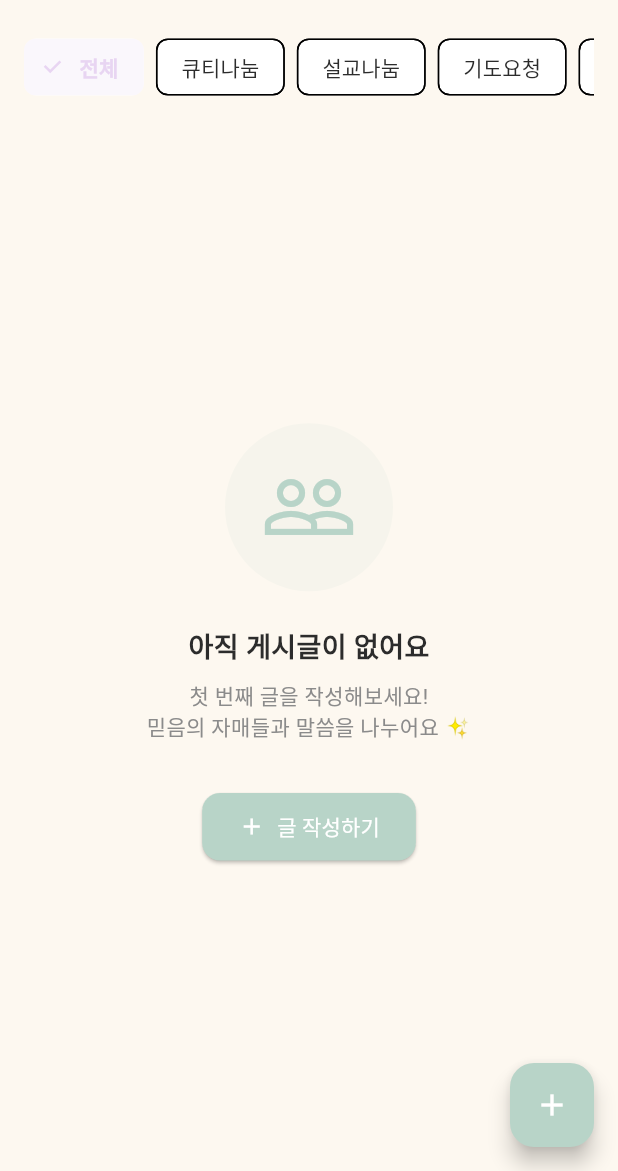
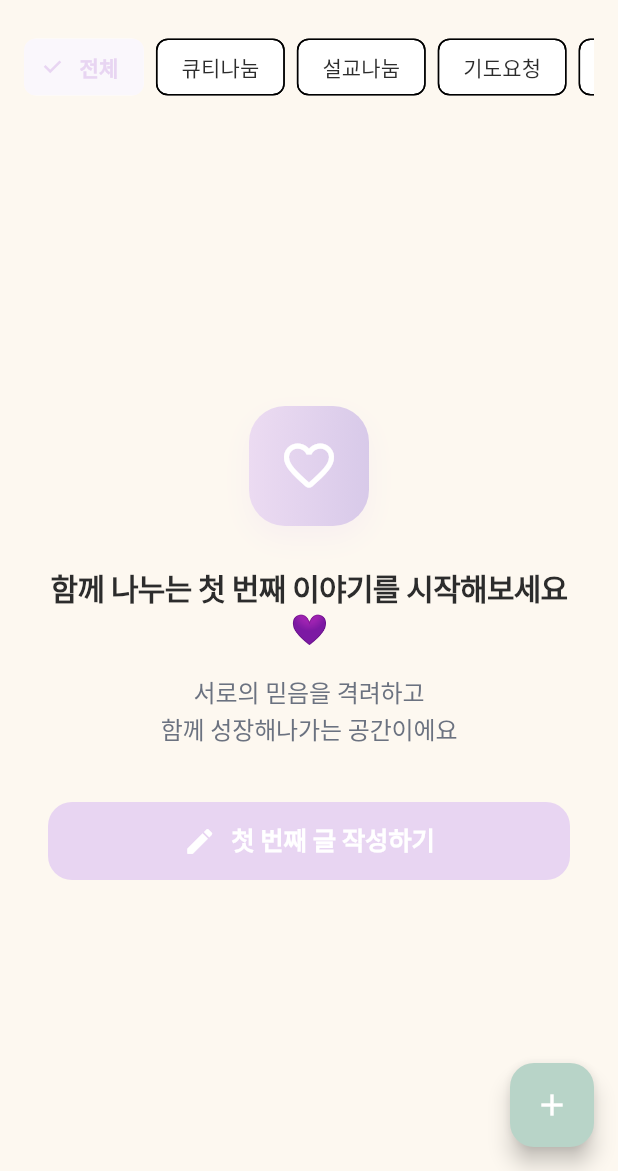
Before and after one commit to yeonghun00/apps, a Flutter app: the CommunityScreen screen opened directly, on a phone screen of 412 x 824 dp, the part 65-1236 px from its top. Run offline on Flutter 3.47's test engine with Material 3 defaults, Android fonts, the phone set to English and light mode, and no system bars; our stand-ins replace cloud_firestore, confetti, firebase_auth, firebase_core, flutter_animate, google_sign_in and 3 more; accounts and stored records are empty; statements that could not run were skipped.

```diff
--- a/grace_notes/lib/screens/community_screen.dart
+++ b/grace_notes/lib/screens/community_screen.dart
@@ -437,55 +437,115 @@ class _CommunityScreenState extends State<CommunityScreen> {
   Widget _buildEmptyState() {
     final categoryName = _getCategoryDisplayName(_selectedCategory);
     return Center(
+      child: Padding(
+        padding: const EdgeInsets.all(32.0),
         child: Column(
           mainAxisAlignment: MainAxisAlignment.center,
           children: [
             Container(
-            padding: const EdgeInsets.all(24),
+              width: 80,
+              height: 80,
               decoration: BoxDecoration(
-              color: AppTheme.mint.withOpacity(0.1),
-              shape: BoxShape.circle,
+                gradient: LinearGradient(
+                  colors: [
+                    AppTheme.primaryPurple.withOpacity(0.8),
+                    AppTheme.lavender.withOpacity(0.9),
+                  ],
+                ),
+                borderRadius: BorderRadius.circular(24),
+                boxShadow: [
+                  BoxShadow(
+                    color: AppTheme.primaryPurple.withOpacity(0.25),
+                    blurRadius: 16,
+                    offset: const Offset(0, 8),
+                  ),
+                ],
               ),
               child: const Icon(
-              Icons.people_outline,
-              size: 64,
-              color: AppTheme.mint,
-            ),
-          ),
-          const SizedBox(height: 24),
+                Icons.favorite_border_rounded,
+                size: 40,
+                color: Colors.white,
+              ),
+            ),
+            const SizedBox(height: 28),
             Text(
               _selectedCategory == null
-                ? '아직 게시글이 없어요'
-                : '$categoryName 게시글이 없어요',
-            style: const TextStyle(
-              fontSize: 18,
-              fontWeight: FontWeight.w600,
+                  ? '함께 나누는 첫 번째 이야기를 시작해보세요 💜'
+                  : '$categoryName에서 첫 번째 이야기를 나눠보세요',
+              textAlign: TextAlign.center,
+              style: const TextStyle(
+                fontSize: 20,
+                fontWeight: FontWeight.w700,
                 color: AppTheme.textDark,
-            ),
-          ),
-          const SizedBox(height: 8),
-          const Text(
-            '첫 번째 글을 작성해보세요!\n믿음의 자매들과 말씀을 나누어요 ✨',
+                letterSpacing: -0.5,
+                height: 1.3,
+              ),
+            ),
+            const SizedBox(height: 16),
+            Text(
+              _getEmptyStateMessage(),
               textAlign: TextAlign.center,
-            style: TextStyle(
-              fontSize: 14,
-              color: AppTheme.softGray,
-            ),
-          ),
-          const SizedBox(height: 32),
-          ElevatedButton.icon(
+              style: const TextStyle(
+                fontSize: 16,
+                color: Color(0xFF6B7280),
+                height: 1.5,
+                fontWeight: FontWeight.w500,
+                letterSpacing: -0.1,
+              ),
+            ),
+            const SizedBox(height: 36),
+            Container(
+              width: double.infinity,
+              height: 52,
+              child: ElevatedButton(
                 onPressed: () => _showCreatePostDialog(),
-            icon: const Icon(Icons.add),
-            label: const Text('글 작성하기'),
                 style: ElevatedButton.styleFrom(
-              backgroundColor: AppTheme.mint,
-              foregroundColor: AppTheme.white,
-              padding: const EdgeInsets.symmetric(horizontal: 24, vertical: 12),
-            ),
-          ),
-        ],
-      ),
-    );
+                  backgroundColor: AppTheme.primaryPurple,
+                  foregroundColor: Colors.white,
+                  elevation: 0,
+                  shadowColor: Colors.transparent,
+                  shape: RoundedRectangleBorder(
+                    borderRadius: BorderRadius.circular(16),
+                  ),
+                ),
+                child: Row(
+                  mainAxisAlignment: MainAxisAlignment.center,
+                  children: const [
+                    Icon(Icons.edit_rounded, size: 22),
+                    SizedBox(width: 10),
+                    Text(
+                      '첫 번째 글 작성하기',
+                      style: TextStyle(
+                        fontSize: 17,
+                        fontWeight: FontWeight.w600,
+                        letterSpacing: -0.2,
+                      ),
+                    ),
+                  ],
+                ),
+              ),
+            ),
+          ],
+        ),
+      ),
+    );
+  }
+
+  String _getEmptyStateMessage() {
+    switch (_selectedCategory) {
+      case PostCategory.devotionSharing:
+        return '오늘 큐티에서 받은 은혜를\n자매들과 함께 나누어보세요';
+      case PostCategory.sermonSharing:
+        return '주일 설교에서 받은 감동을\n다른 분들께도 전해주세요';
+      case PostCategory.prayerRequest:
+        return '함께 기도해 줄 자매들이\n여기에서 기다리고 있어요';
+      case PostCategory.testimony:
+        return '하나님의 놀라운 역사하심을\n간증으로 나누어주세요';
+      case PostCategory.question:
+        return '궁금한 것이 있으시면\n언제든 편하게 물어보세요';
+      default:
+        return '서로의 믿음을 격려하고\n함께 성장해나가는 공간이에요';
+    }
   }
 
   Widget _buildPostCard(CommunityPost post) {
@@ -720,7 +780,11 @@ class _CommunityScreenState extends State<CommunityScreen> {
       context: context,
       isScrollControlled: true,
       backgroundColor: Colors.transparent,
-      builder: (context) => StreamBuilder<List<CommunityPost>>(
+      builder: (context) => Padding(
+        padding: EdgeInsets.only(
+          bottom: MediaQuery.of(context).viewInsets.bottom,
+        ),
+        child: StreamBuilder<List<CommunityPost>>(
         stream: FirebaseCommunityService.getPostsStream(),
         builder: (context, snapshot) {
           // Find the current post in the stream data
@@ -733,8 +797,14 @@ class _CommunityScreenState extends State<CommunityScreen> {
             currentPost = updatedPost;
           }
 
+          final keyboardHeight = MediaQuery.of(context).viewInsets.bottom;
+          final screenHeight = MediaQuery.of(context).size.height;
+          final maxHeight = screenHeight * 0.9;
+          final minHeight = screenHeight * 0.5;
+          final dynamicHeight = (screenHeight * 0.8) - keyboardHeight;
+
           return Container(
-            height: MediaQuery.of(context).size.height * 0.8,
+            height: dynamicHeight.clamp(minHeight, maxHeight),
             decoration: const BoxDecoration(
               color: AppTheme.white,
               borderRadius: BorderRadius.only(
@@ -969,6 +1039,7 @@ class _CommunityScreenState extends State<CommunityScreen> {
           );
         }
         ),
+      ),
     );
   }
 
@@ -1038,13 +1109,21 @@ class _CommunityScreenState extends State<CommunityScreen> {
                 ),
               ),
               const Spacer(),
-              if (AuthService.currentUser?.email == comment.authorId)
+              // Check both uid and email for backward compatibility
+              if (AuthService.currentUser?.uid == comment.authorId || AuthService.currentUser?.email == comment.authorId)
                 GestureDetector(
                   onTap: () => _deleteComment(comment),
-                  child: const Icon(
-                    Icons.delete_outline,
-                    size: 16,
-                    color: Colors.red,
+                  child: Container(
+                    padding: const EdgeInsets.all(4),
+                    decoration: BoxDecoration(
+                      color: Colors.red.withOpacity(0.1),
+                      borderRadius: BorderRadius.circular(8),
+                    ),
+                    child: Icon(
+                      Icons.close,
+                      size: 14,
+                      color: Colors.red.withOpacity(0.7),
+                    ),
                   ),
                 ),
             ],
@@ -1104,15 +1183,22 @@ class _CommunityScreenState extends State<CommunityScreen> {
     final commentController = TextEditingController();
 
     return Container(
-      padding: const EdgeInsets.all(16),
+      padding: const EdgeInsets.all(20),
+      margin: const EdgeInsets.all(16),
       decoration: BoxDecoration(
         color: AppTheme.white,
-        border: Border(
-          top: BorderSide(
-            color: AppTheme.softGray.withOpacity(0.3),
-            width: 1,
-          ),
-        ),
+        borderRadius: BorderRadius.circular(16),
+        border: Border.all(
+          color: AppTheme.primaryPurple.withOpacity(0.3),
+          width: 2,
+        ),
+        boxShadow: [
+          BoxShadow(
+            color: AppTheme.primaryPurple.withOpacity(0.1),
+            blurRadius: 12,
+            offset: const Offset(0, 4),
+          ),
+        ],
       ),
       child: Row(
         children: [
@@ -1120,43 +1206,63 @@ class _CommunityScreenState extends State<CommunityScreen> {
             child: TextField(
               controller: commentController,
               style: const TextStyle(
-                fontSize: 14,
+                fontSize: 16,
                 color: AppTheme.textDark,
-              ),
+                fontWeight: FontWeight.w500,
+              ),
+              cursorColor: AppTheme.primaryPurple,
+              cursorWidth: 2.0,
+              cursorHeight: 20.0,
               decoration: InputDecoration(
                 hintText: '댓글을 입력하세요...',
-                hintStyle: TextStyle(
-                  color: AppTheme.softGray.withOpacity(0.7),
-                  fontSize: 14,
+                hintStyle: const TextStyle(
+                  color: AppTheme.softGray,
+                  fontSize: 16,
+                  fontWeight: FontWeight.w400,
                 ),
                 filled: true,
-                fillColor: AppTheme.cream,
+                fillColor: Colors.white,
                 border: OutlineInputBorder(
                   borderRadius: BorderRadius.circular(20),
-                  borderSide: BorderSide(
-                    color: AppTheme.primaryPurple.withOpacity(0.3),
+                  borderSide: const BorderSide(
+                    color: AppTheme.primaryPurple,
+                    width: 1.5,
                   ),
                 ),
                 enabledBorder: OutlineInputBorder(
                   borderRadius: BorderRadius.circular(20),
                   borderSide: BorderSide(
                     color: AppTheme.primaryPurple.withOpacity(0.3),
+                    width: 1.5,
                   ),
                 ),
                 focusedBorder: OutlineInputBorder(
                   borderRadius: BorderRadius.circular(20),
                   borderSide: const BorderSide(
                     color: AppTheme.primaryPurple,
-                    width: 2,
+                    width: 2.5,
                   ),
                 ),
                 contentPadding: const EdgeInsets.symmetric(
-                  horizontal: 16,
-                  vertical: 12,
+                  horizontal: 20,
+                  vertical: 16,
                 ),
               ),
               maxLines: null,
+              minLines: 1,
               textInputAction: TextInputAction.send,
+              keyboardType: TextInputType.multiline,
+              textCapitalization: TextCapitalization.sentences,
+              onTap: () {
+                // Ensure the input field scrolls into view when tapped
+                Future.delayed(const Duration(milliseconds: 300), () {
+                  Scrollable.ensureVisible(
+                    context,
+                    duration: const Duration(milliseconds: 300),
+                    curve: Curves.easeInOut,
+                  );
+                });
+              },
               onSubmitted: (value) {
                 if (value.trim().isNotEmpty) {
                   _addComment(postId, value.trim());
@@ -1208,8 +1314,34 @@ class _CommunityScreenState extends State<CommunityScreen> {
   }
 
   Future<void> _deleteComment(Comment comment) async {
+    final result = await showDialog<bool>(
+      context: context,
+      builder: (context) => AlertDialog(
+        title: const Text('댓글 삭제'),
+        content: const Text('정말로 이 댓글을 삭제하시겠습니까?'),
+        actions: [
+          TextButton(
+            onPressed: () => Navigator.of(context).pop(false),
+            child: const Text('취소'),
+          ),
+          TextButton(
+            onPressed: () => Navigator.of(context).pop(true),
+            style: TextButton.styleFrom(foregroundColor: Colors.red),
+            child: const Text('삭제'),
+          ),
+        ],
+      ),
+    );
+
+    if (result == true) {
       try {
         await FirebaseCommunityService.deleteComment(comment.id, comment.postId);
+        ScaffoldMessenger.of(context).showSnackBar(
+          const SnackBar(
+            content: Text('댓글이 삭제되었습니다'),
+            backgroundColor: AppTheme.sageGreen,
+          ),
+        );
       } catch (e) {
         ScaffoldMessenger.of(context).showSnackBar(
           SnackBar(
@@ -1217,6 +1349,7 @@ class _CommunityScreenState extends State<CommunityScreen> {
             backgroundColor: Colors.red,
           ),
         );
+      }
     }
   }
 
```
Lines whose indentation alone changed are shown as unchanged.
